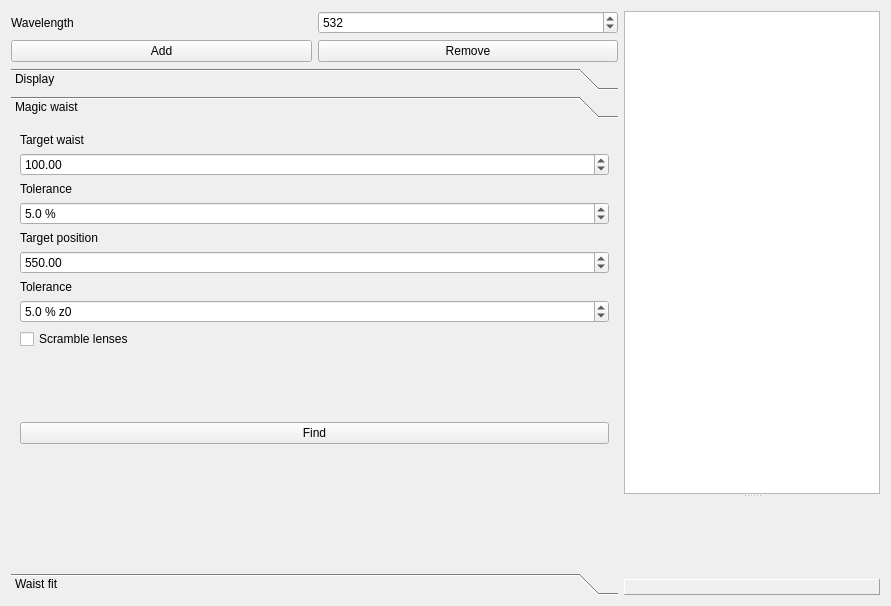
Old version of the form GaussianBeamForm.ui in the repository krokosik/GaussianBeam.
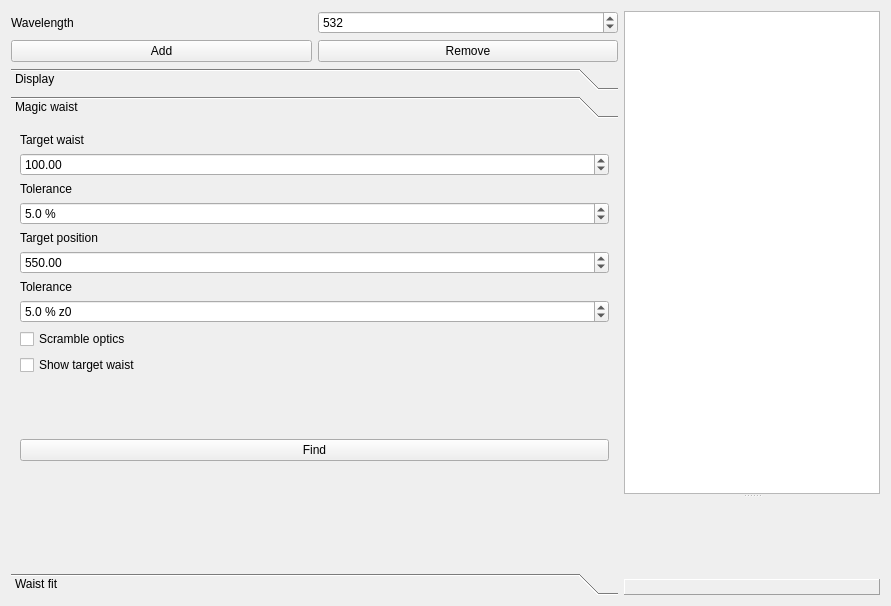
New version of the form. The open tabs and pages were chosen to show the change.

Commit message: Show target beam on graph

What changed in the file:
```diff
--- a/GaussianBeamForm.ui
+++ b/GaussianBeamForm.ui
@@ -262,8 +262,8 @@
          <rect>
           <x>0</x>
           <y>0</y>
-          <width>117</width>
-          <height>309</height>
+          <width>607</width>
+          <height>418</height>
          </rect>
         </property>
         <attribute name="label" >
@@ -359,7 +359,14 @@
          <item>
           <widget class="QCheckBox" name="checkBox_Scramble" >
            <property name="text" >
-            <string>Scramble lenses</string>
+            <string>Scramble optics</string>
+           </property>
+          </widget>
+         </item>
+         <item>
+          <widget class="QCheckBox" name="checkBox_ShowTargetWaist" >
+           <property name="text" >
+            <string>Show target waist</string>
            </property>
           </widget>
          </item>
```
Left out of the diff: 8 changed lines with no effect on the pictures. The commit also changes 5 other files.
